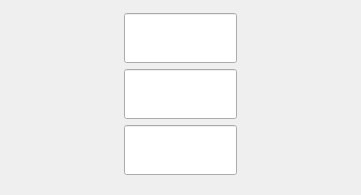
Before: the Qt Designer form src/qt/forms/sendmultirow.ui in eons-finance/ALQO, drawn with Qt 5.
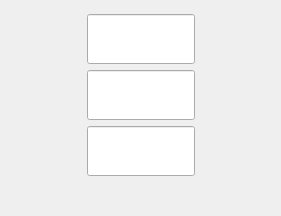
After: the same form once the commit is applied.

Patch:
```diff
--- a/src/qt/forms/sendmultirow.ui
+++ b/src/qt/forms/sendmultirow.ui
@@ -6,8 +6,8 @@
    <rect>
     <x>0</x>
     <y>0</y>
-    <width>361</width>
-    <height>195</height>
+    <width>281</width>
+    <height>216</height>
    </rect>
   </property>
   <property name="minimumSize">
@@ -152,9 +152,24 @@
       </layout>
      </item>
      <item>
+      <layout class="QHBoxLayout" name="horizontalLayout">
+       <item>
+        <spacer name="horizontalSpacer_2">
+         <property name="orientation">
+          <enum>Qt::Horizontal</enum>
+         </property>
+         <property name="sizeHint" stdset="0">
+          <size>
+           <width>40</width>
+           <height>20</height>
+          </size>
+         </property>
+        </spacer>
+       </item>
+       <item>
       <widget class="QLabel" name="lblDivisory">
        <property name="sizePolicy">
-        <sizepolicy hsizetype="MinimumExpanding" vsizetype="Fixed">
+          <sizepolicy hsizetype="Preferred" vsizetype="Fixed">
          <horstretch>0</horstretch>
          <verstretch>0</verstretch>
         </sizepolicy>
@@ -178,6 +193,21 @@
         <set>Qt::AlignBottom|Qt::AlignLeading|Qt::AlignLeft</set>
        </property>
       </widget>
+       </item>
+       <item>
+        <spacer name="horizontalSpacer">
+         <property name="orientation">
+          <enum>Qt::Horizontal</enum>
+         </property>
+         <property name="sizeHint" stdset="0">
+          <size>
+           <width>40</width>
+           <height>20</height>
+          </size>
+         </property>
+        </spacer>
+       </item>
+      </layout>
      </item>
     </layout>
    </item>
```
Lines whose indentation alone changed are shown as unchanged.
